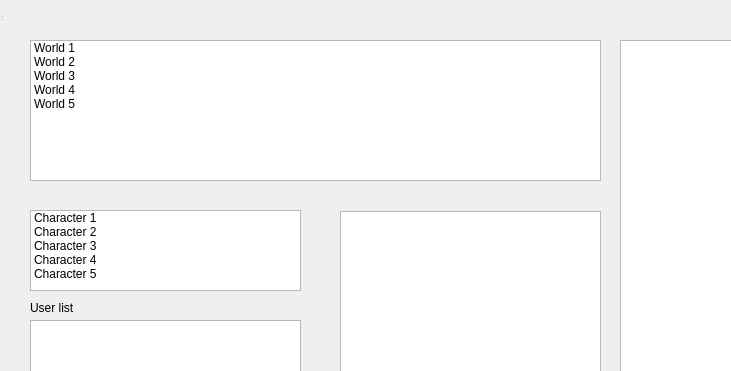
This is rc/lobby_dialog.ui in Debrugger/platformer-fps as Qt 5 draws it before an edit; both pictures show x 0 to 731 and y 0 to 371 of the 981 by 586 pixel window. The edited form follows.
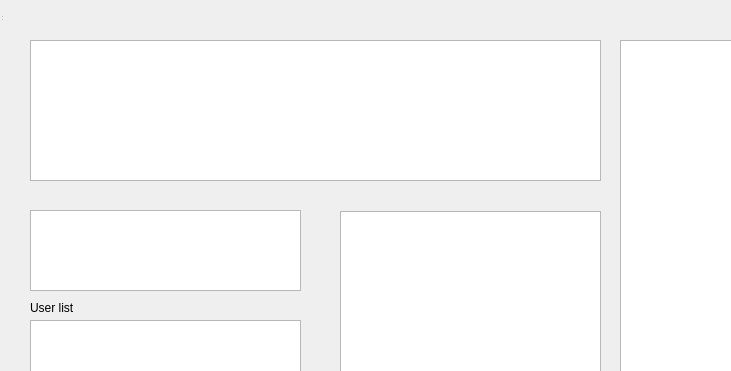
This is the edited form.

Commit message: Lobby reads settings and adds maps and characters accordingly

Patch:
```diff
--- a/rc/lobby_dialog.ui
+++ b/rc/lobby_dialog.ui
@@ -31,31 +31,6 @@
       <height>81</height>
      </rect>
     </property>
-    <item>
-     <property name="text">
-      <string>Character 1</string>
-     </property>
-    </item>
-    <item>
-     <property name="text">
-      <string>Character 2</string>
-     </property>
-    </item>
-    <item>
-     <property name="text">
-      <string>Character 3</string>
-     </property>
-    </item>
-    <item>
-     <property name="text">
-      <string>Character 4</string>
-     </property>
-    </item>
-    <item>
-     <property name="text">
-      <string>Character 5</string>
-     </property>
-    </item>
    </widget>
    <widget class="QGraphicsView" name="characterView">
     <property name="geometry">
@@ -135,31 +110,6 @@
       <height>141</height>
      </rect>
     </property>
-    <item>
-     <property name="text">
-      <string>World 1</string>
-     </property>
-    </item>
-    <item>
-     <property name="text">
-      <string>World 2</string>
-     </property>
-    </item>
-    <item>
-     <property name="text">
-      <string>World 3</string>
-     </property>
-    </item>
-    <item>
-     <property name="text">
-      <string>World 4</string>
-     </property>
-    </item>
-    <item>
-     <property name="text">
-      <string>World 5</string>
-     </property>
-    </item>
    </widget>
   </widget>
   <widget class="QStatusBar" name="statusbar">
```
The commit also changes 3 other files.
